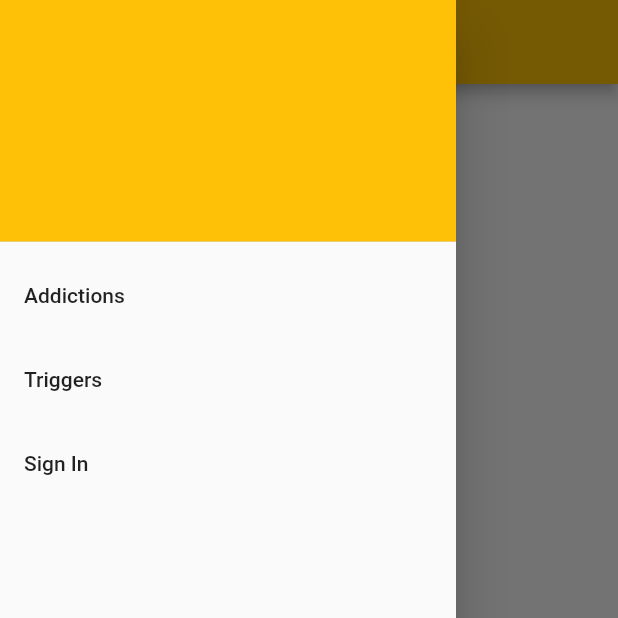
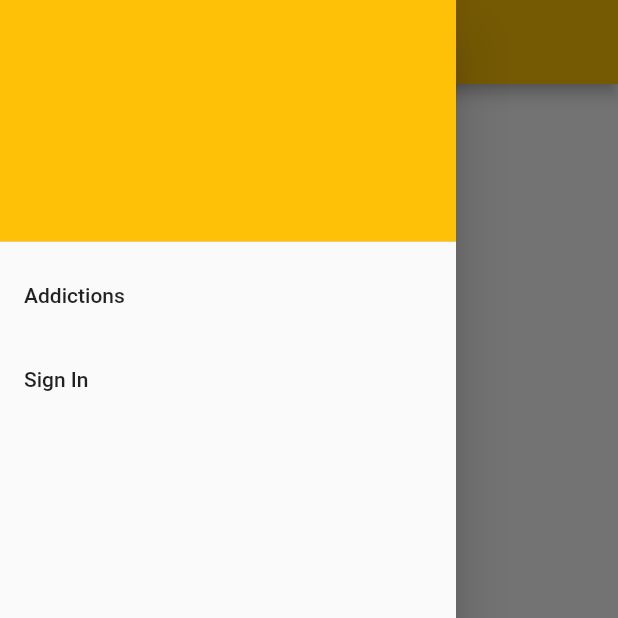
Before and after one commit to Undeadlol1/addictions_flutter, a Flutter app: the screen it shows after launch, with the side drawer open, on a phone screen of 412 x 824 dp, the top half of it. Run offline on Flutter 3.47's test engine with Material 2 defaults, Android fonts, the phone set to English and light mode, and no system bars; our stand-ins replace cloud_firestore, firebase_auth, flutter_signin_button, flutter_speed_dial, google_sign_in; accounts and stored records are empty.

Commit message:
remove example code

```diff
--- a/lib/screens/addction_screen/addiction_screen.dart
+++ b/lib/screens/addction_screen/addiction_screen.dart
@@ -25,7 +25,6 @@ class AddictionScreen extends StatelessWidget {
           Divider(),
           ListTile(leading: Icon(Icons.warning), title: Text('Triggers')),
           TriggersList(addictionId: args.addictionId),
-          ListTile(title: Text('Tea')),
           Divider(),
           ListTile(leading: Icon(Icons.mood), title: Text('Alternatives')),
         ],
--- a/lib/widgets/drawer.dart
+++ b/lib/widgets/drawer.dart
@@ -36,10 +36,6 @@ class AppDrawer extends StatelessWidget {
                   onTap: () => Navigator.pushNamed(context, '/'),
                 ),
                 ListTile(
-                  title: Text('Triggers'),
-                  onTap: () => Navigator.pushNamed(context, '/triggers'),
-                ),
-                ListTile(
                     title: Text(snapshot.hasData ? 'Sign Out' : 'Sign In'),
                     onTap: () {
                       if (snapshot.hasData)
```
